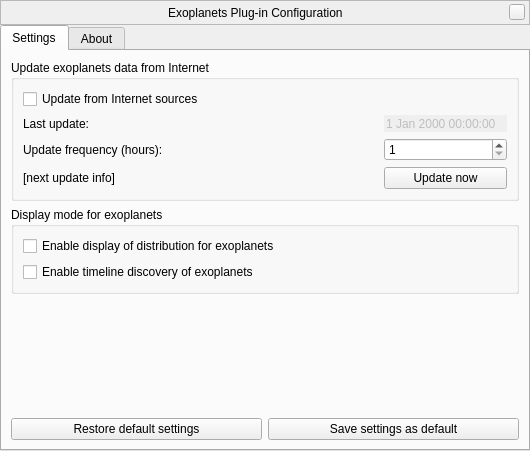
Qt form plugins/Exoplanets/src/gui/exoplanetsDialog.ui (519984307/stellarium_src) before a commit.
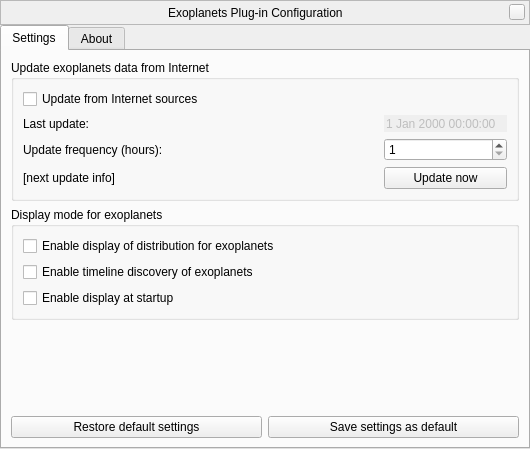
The same form after that commit. Custom widgets are drawn as their Qt base class.

Commit message: added 'Enable display at startup' feature for Exoplanets, Pulsars and Quasars plugins; added automatic upgrade for obsolete keys from config.ini

What changed in the file:
```diff
--- a/plugins/Exoplanets/src/gui/exoplanetsDialog.ui
+++ b/plugins/Exoplanets/src/gui/exoplanetsDialog.ui
@@ -7,7 +7,7 @@
     <x>0</x>
     <y>0</y>
     <width>528</width>
-    <height>451</height>
+    <height>449</height>
    </rect>
   </property>
   <property name="windowTitle">
@@ -252,6 +252,13 @@
             </property>
            </widget>
           </item>
+          <item>
+           <widget class="QCheckBox" name="displayAtStartupCheckBox">
+            <property name="text">
+             <string>Enable display at startup</string>
+            </property>
+           </widget>
+          </item>
          </layout>
         </widget>
        </item>
```
The commit also changes 19 other files.
